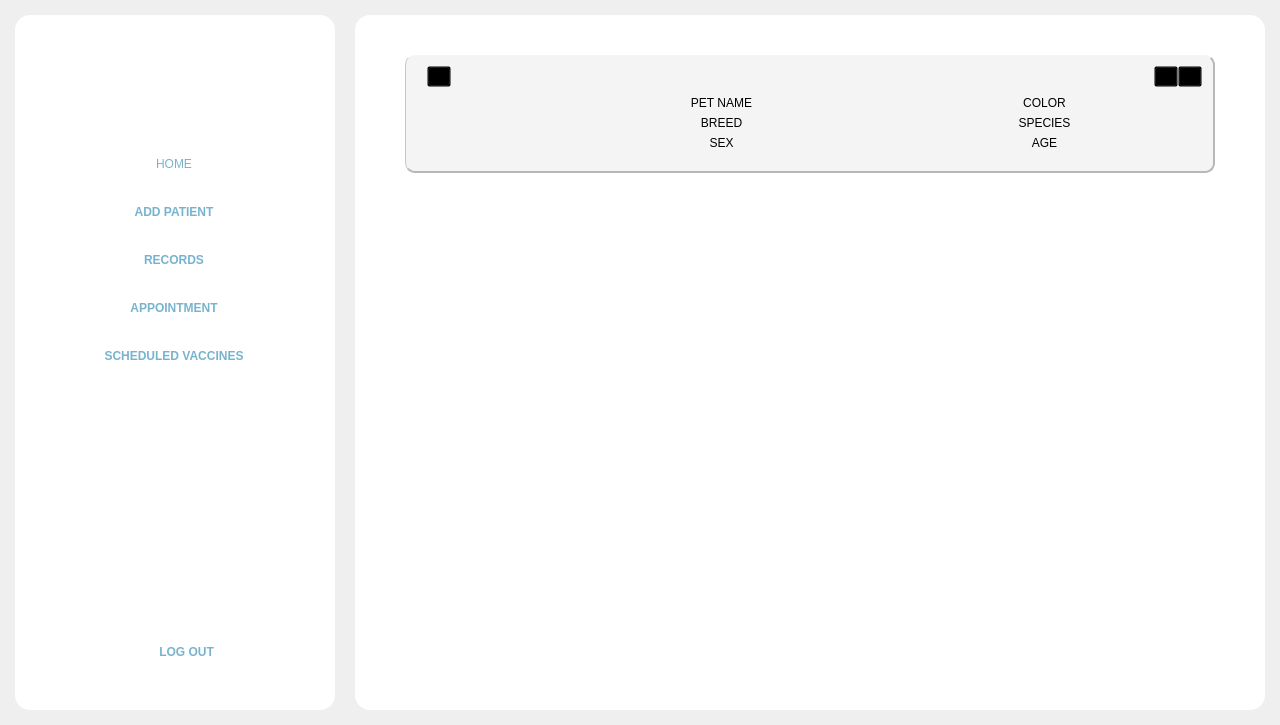
The window that Frontend/Home.ui (DreddVDomasian/Petmate-Desktop-Application) describes before a commit, drawn with Qt 5.
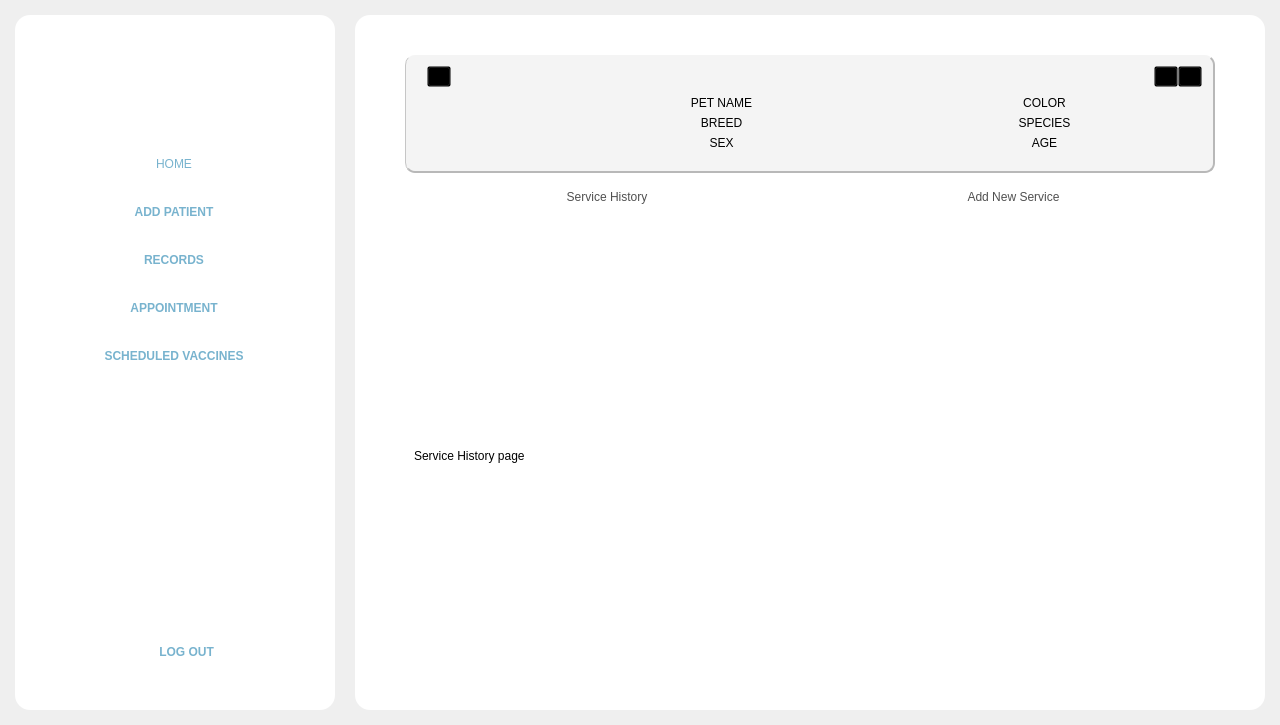
The same window after the commit. The open tabs and pages were chosen to show the change. Icons and pictures are not drawn.

Commit message:
Add service history and add new service tab UI
Replaced the scroll area with a tab-like interface for service history and add new service in Home.ui. Updated app.py to handle tab switching and button group logic for the new UI elements.

What changed in the file:
```diff
--- a/Frontend/Home.ui
+++ b/Frontend/Home.ui
@@ -7856,23 +7856,160 @@
                </widget>
               </item>
               <item>
-               <widget class="QScrollArea" name="scrollArea_4">
-                <property name="styleSheet">
-                 <string notr="true">background:transparent;
-border:none;</string>
+               <widget class="QFrame" name="frame_60">
+                <property name="frameShape">
+                 <enum>QFrame::StyledPanel</enum>
                 </property>
-                <property name="widgetResizable">
-                 <bool>true</bool>
+                <property name="frameShadow">
+                 <enum>QFrame::Raised</enum>
                 </property>
-                <widget class="QWidget" name="scrollAreaWidgetContents_5">
-                 <property name="geometry">
-                  <rect>
-                   <x>0</x>
-                   <y>0</y>
-                   <width>810</width>
-                   <height>435</height>
-                  </rect>
+                <layout class="QHBoxLayout" name="horizontalLayout_60">
+                 <property name="spacing">
+                  <number>5</number>
                  </property>
+                 <property name="leftMargin">
+                  <number>0</number>
+                 </property>
+                 <property name="topMargin">
+                  <number>0</number>
+                 </property>
+                 <property name="rightMargin">
+                  <number>0</number>
+                 </property>
+                 <property name="bottomMargin">
+                  <number>0</number>
+                 </property>
+                 <item>
+                  <widget class="QPushButton" name="serviceHistoryBtn">
+                   <property name="styleSheet">
+                    <string notr="true">QPushButton {
+    border: none;
+    background-color: transparent;
+    color: rgb(80, 80, 80);
+    font: 63 12pt &quot;Montserrat SemiBold&quot;;
+    padding: 10px 15px;
+    border-radius: 5px;
+}
+
+
+QPushButton:hover {
+    background-color:rgb(194, 194, 194);
+	border-radius:5px;
+}
+QPushButton:checked {
+    background-color:rgb(252, 213, 151);   /* Active bg color */
+	border-radius:5px;
+    color: rgb(40, 40, 40);                           /* Active text color */
+}</string>
+                   </property>
+                   <property name="text">
+                    <string>Service History</string>
+                   </property>
+                  </widget>
+                 </item>
+                 <item>
+                  <widget class="QPushButton" name="addNewServiceBtn">
+                   <property name="styleSheet">
+                    <string notr="true">QPushButton {
+    border: none;
+    background-color: transparent;
+    color: rgb(80, 80, 80);
+    font: 63 12pt &quot;Montserrat SemiBold&quot;;
+    padding: 10px 15px;
+    border-radius: 5px;
+}
+
+
+QPushButton:hover {
+    background-color:rgb(194, 194, 194);
+	border-radius:5px;
+}
+QPushButton:checked {
+    background-color:rgb(252, 213, 151);   /* Active bg color */
+	border-radius:5px;
+    color: rgb(40, 40, 40);                           /* Active text color */
+}</string>
+                   </property>
+                   <property name="text">
+                    <string>Add New Service</string>
+                   </property>
+                  </widget>
+                 </item>
+                </layout>
+               </widget>
+              </item>
+              <item>
+               <widget class="QStackedWidget" name="serviceHistoryStackedWidget">
+                <property name="currentIndex">
+                 <number>1</number>
+                </property>
+                <widget class="QWidget" name="serviceHistoryPage">
+                 <layout class="QVBoxLayout" name="verticalLayout_50">
+                  <property name="spacing">
+                   <number>0</number>
+                  </property>
+                  <property name="leftMargin">
+                   <number>0</number>
+                  </property>
+                  <property name="topMargin">
+                   <number>0</number>
+                  </property>
+                  <property name="rightMargin">
+                   <number>0</number>
+                  </property>
+                  <property name="bottomMargin">
+                   <number>0</number>
+                  </property>
+                  <item>
+                   <widget class="QScrollArea" name="scrollArea_4">
+                    <property name="styleSheet">
+                     <string notr="true">background:transparent;
+border:none</string>
+                    </property>
+                    <property name="widgetResizable">
+                     <bool>true</bool>
+                    </property>
+                    <widget class="QWidget" name="scrollAreaWidgetContents_5">
+                     <property name="geometry">
+                      <rect>
+                       <x>0</x>
+                       <y>0</y>
+                       <width>810</width>
+                       <height>382</height>
+                      </rect>
+                     </property>
+                     <layout class="QVBoxLayout" name="verticalLayout_53">
+                      <item>
+                       <widget class="QLabel" name="label_138">
+                        <property name="styleSheet">
+                         <string notr="true">font: 81 16pt &quot;Montserrat ExtraBold&quot;;
+color:black;</string>
+                        </property>
+                        <property name="text">
+                         <string>Service History page</string>
+                        </property>
+                       </widget>
+                      </item>
+                     </layout>
+                    </widget>
+                   </widget>
+                  </item>
+                 </layout>
+                </widget>
+                <widget class="QWidget" name="addNewServicePage">
+                 <layout class="QVBoxLayout" name="verticalLayout_52">
+                  <item>
+                   <widget class="QLabel" name="label_137">
+                    <property name="styleSheet">
+                     <string notr="true">font: 81 16pt &quot;Montserrat ExtraBold&quot;;
+color:black;</string>
+                    </property>
+                    <property name="text">
+                     <string>ADD NEW SERVICE PAGE</string>
+                    </property>
+                   </widget>
+                  </item>
+                 </layout>
                 </widget>
                </widget>
               </item>
```
Left out of the diff: 16 changed lines with no effect on the pictures. The commit also changes 1 other file.
